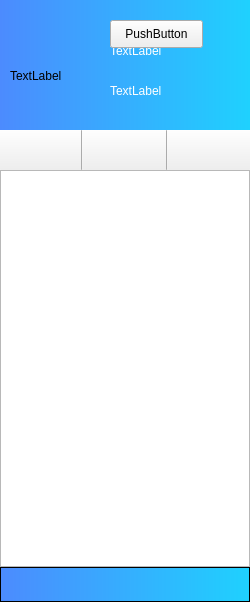
Qt form src/mainwindow.ui (WHUCSLASD2017/nowe) before a commit.
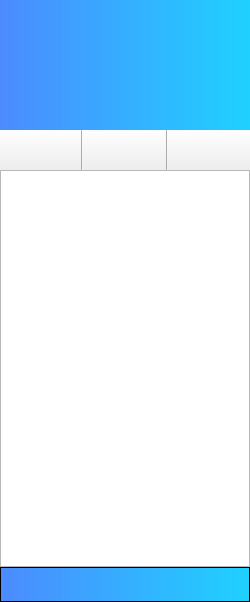
The same form after that commit.

Commit message: 对部分页面及布局进行了美化，包括上传头像页面

The edit to the form file:
```diff
--- a/src/mainwindow.ui
+++ b/src/mainwindow.ui
@@ -80,7 +80,7 @@
          <string notr="true">background: none</string>
         </property>
         <property name="text">
-         <string>TextLabel</string>
+         <string/>
         </property>
        </widget>
        <widget class="QLabel" name="nickname">
@@ -98,7 +98,7 @@
 color:white;</string>
         </property>
         <property name="text">
-         <string>TextLabel</string>
+         <string/>
         </property>
        </widget>
        <widget class="QLabel" name="signature">
@@ -116,20 +116,7 @@
 color:white;</string>
         </property>
         <property name="text">
-         <string>TextLabel</string>
-        </property>
-       </widget>
-       <widget class="QPushButton" name="pushButton_5">
-        <property name="geometry">
-         <rect>
-          <x>110</x>
-          <y>20</y>
-          <width>93</width>
-          <height>28</height>
-         </rect>
-        </property>
-        <property name="text">
-         <string>PushButton</string>
+         <string/>
         </property>
        </widget>
       </widget>
```
The commit also changes 7 other files.
